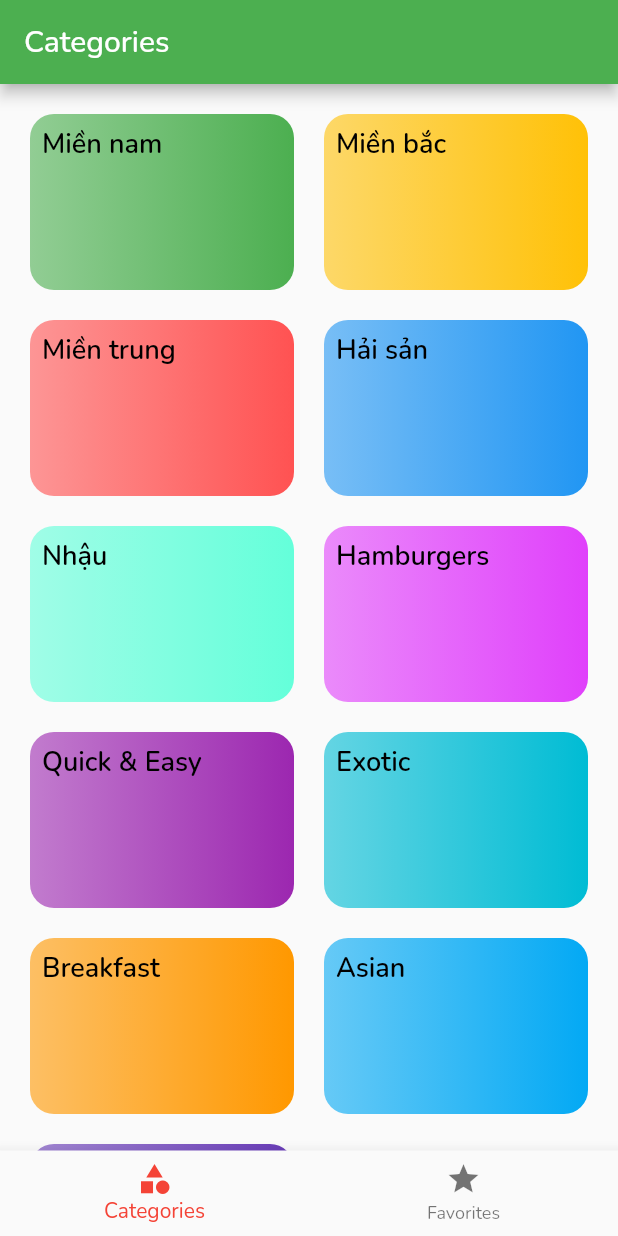
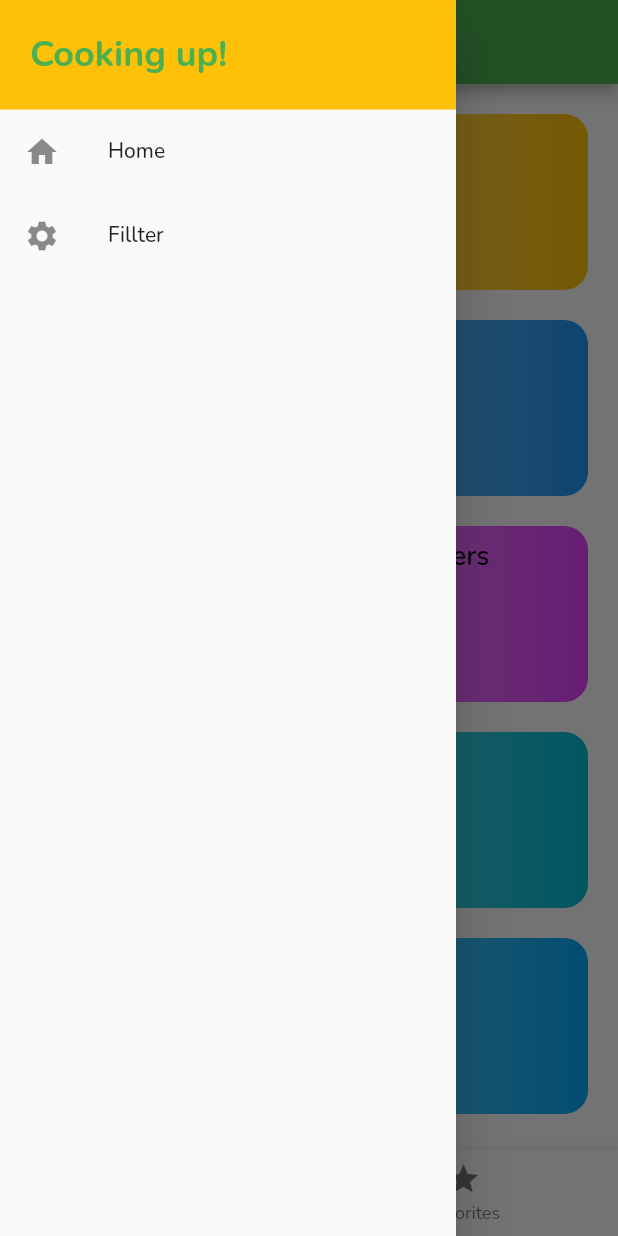
Before and after one commit to bsdaoquang/learning_02_foodapp, a Flutter app: the screen it shows after launch, with the side drawer open (before the commit the screen has no drawer), on a phone screen of 412 x 824 dp. Run offline on Flutter 3.47's test engine with Material 2 defaults, Android fonts, the phone set to English and light mode, and no system bars.

Commit message:
drawer custom

```diff
--- a/lib/main.dart
+++ b/lib/main.dart
@@ -1,4 +1,5 @@
 import 'package:flutter/material.dart';
+import './screens/fillter_screen.dart';
 import './screens/tabs_screen.dart';
 import './screens/meal_detail.dart';
 import './screens/category_detail.dart';
@@ -24,7 +25,8 @@ class MyApp extends StatelessWidget {
       routes: {
         '/': (context) => const TabsScreen(),
         CategoryDetail.routeName: (context) => const CategoryDetail(),
-        MealDetail.routeName: ((context) => const MealDetail())
+        MealDetail.routeName: ((context) => const MealDetail()),
+        FillterScreen.routeName: (context) => const FillterScreen()
       },
 
       // Điều hướng
--- /dev/null
+++ b/lib/screens/fillter_screen.dart
@@ -0,0 +1,16 @@
+import 'package:flutter/cupertino.dart';
+import 'package:flutter/src/widgets/container.dart';
+import 'package:flutter/src/widgets/framework.dart';
+
+class FillterScreen extends StatelessWidget {
+  static const routeName = '/fillter';
+
+  const FillterScreen({super.key});
+
+  @override
+  Widget build(BuildContext context) {
+    return Center(
+      child: Text('Fillter screen'),
+    );
+  }
+}
--- a/lib/screens/tabs_screen.dart
+++ b/lib/screens/tabs_screen.dart
@@ -1,4 +1,5 @@
 import 'package:flutter/material.dart';
+import '../widgets/drawer_custom.dart';
 import '../screens/categories.dart';
 import '../screens/favorites.dart';
 
@@ -30,6 +31,7 @@ class _TabsScreenState extends State<TabsScreen> {
         title: Text(_pages[_selectedPageIndex]['title']),
       ),
       body: _pages[_selectedPageIndex]['page'],
+      drawer: const DrawerCustom(),
       bottomNavigationBar: BottomNavigationBar(
           onTap: _selectedPage,
           currentIndex: _selectedPageIndex,
--- /dev/null
+++ b/lib/widgets/drawer_custom.dart
@@ -0,0 +1,35 @@
+import 'package:flutter/material.dart';
+import '/screens/fillter_screen.dart';
+import '/widgets/list_tile.dart';
+
+class DrawerCustom extends StatelessWidget {
+  const DrawerCustom({super.key});
+
+  @override
+  Widget build(BuildContext context) {
+    return Drawer(
+      child: Column(
+        children: [
+          Container(
+            width: double.infinity,
+            padding: const EdgeInsets.all(20),
+            color: Colors.amber,
+            child: Text(
+              'Cooking up!',
+              style: TextStyle(
+                  fontSize: 24,
+                  fontWeight: FontWeight.w700,
+                  color: Theme.of(context).primaryColor),
+            ),
+          ),
+          ListTileWidget('Home', Icons.home, () {
+            Navigator.of(context).pushNamed('/');
+          }),
+          ListTileWidget('Fillter', Icons.settings, () {
+            Navigator.of(context).pushNamed(FillterScreen.routeName);
+          }),
+        ],
+      ),
+    );
+  }
+}
--- /dev/null
+++ b/lib/widgets/list_tile.dart
@@ -0,0 +1,25 @@
+import 'package:flutter/cupertino.dart';
+import 'package:flutter/material.dart';
+import 'package:flutter/src/widgets/container.dart';
+import 'package:flutter/src/widgets/framework.dart';
+
+class ListTileWidget extends StatelessWidget {
+  final String title;
+  final IconData icon;
+  final Function handleOnTap;
+
+  const ListTileWidget(this.title, this.icon, this.handleOnTap, {super.key});
+
+  @override
+  Widget build(BuildContext context) {
+    return ListTile(
+      title: Text(
+        title,
+      ),
+      leading: Icon(icon),
+      onTap: () {
+        handleOnTap();
+      },
+    );
+  }
+}
```
